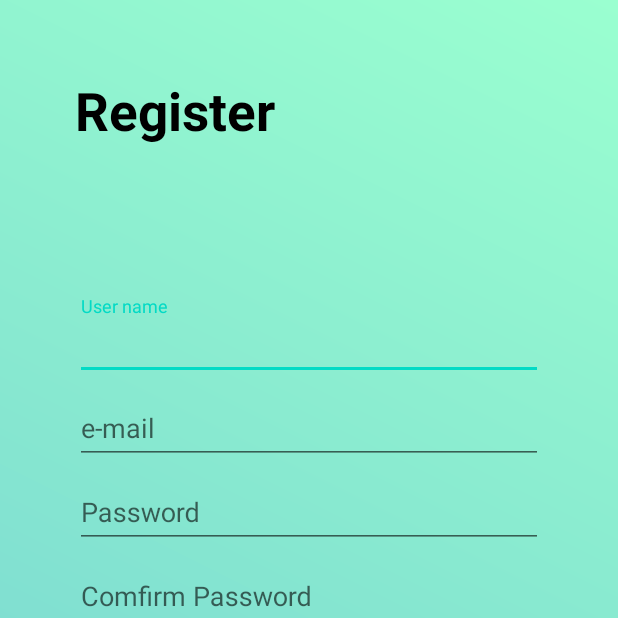
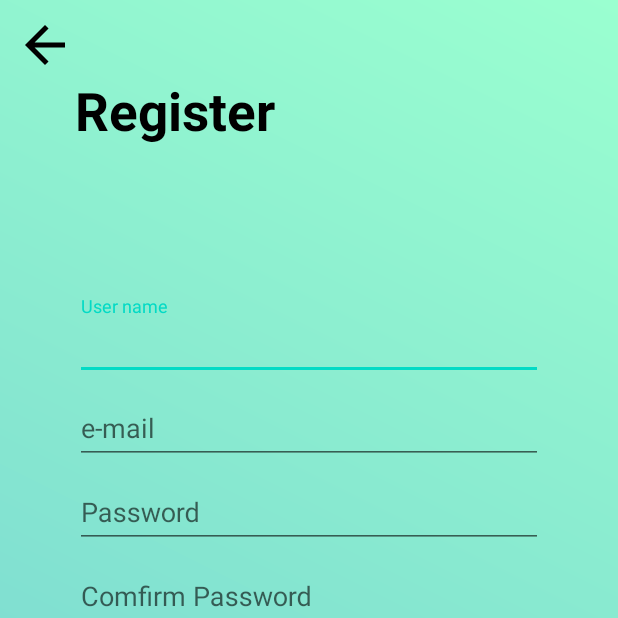
Before and after one commit to GrupyApp/GrupyApp, an Android app: the screen it shows after launch (RegisterActivity), after a tap on "REGISTER NOW", on a phone screen of 412 x 824 dp, the top half of it. Run offline under Robolectric (Android 15) with nearby library versions, the phone set to English and light mode, and no system bars; our stand-ins replace Firebase (no records; nobody signed in at launch, a user with empty details on screens opened directly); libraries missing offline, so code that uses them is left out: dmax.dialog; 2 statements that could not run were skipped.

Commit message:
Added back arrows in all activities.

```diff
--- a/app/src/main/java/com/grupy/grupy/activities/RegisterActivity.java
+++ b/app/src/main/java/com/grupy/grupy/activities/RegisterActivity.java
@@ -8,6 +8,7 @@ import android.content.Intent;
 import android.os.Bundle;
 import android.view.View;
 import android.widget.Button;
+import android.widget.ImageView;
 import android.widget.Toast;
 
 import com.google.android.gms.tasks.OnCompleteListener;
@@ -35,8 +36,11 @@ public class RegisterActivity extends AppCompatActivity {
     TextInputEditText mTextInputPassword;
     TextInputEditText mTextInputConfirmPassword;
     Button mButtonFinish;
+    ImageView arrowBack;
+
     AuthProvider mAuthProvider;
     UserProvider mUserProvider;
+
     AlertDialog mDialog;
 
     @Override
@@ -49,15 +53,24 @@ public class RegisterActivity extends AppCompatActivity {
         mTextInputPassword = findViewById(R.id.textInputPassoword);
         mTextInputConfirmPassword = findViewById(R.id.textInputConfirmPassoword);
         mButtonFinish = findViewById(R.id.btnFinish);
+        arrowBack = findViewById(R.id.arrowBack);
 
+        mUserProvider = new UserProvider();
         mAuthProvider = new AuthProvider();
+
         mButtonFinish.setOnClickListener(new View.OnClickListener() {
             @Override
             public void onClick(View view) {
                 register();
             }
         });
-        mUserProvider = new UserProvider();
+
+        arrowBack.setOnClickListener(new View.OnClickListener() {
+            @Override
+            public void onClick(View v) {
+                finish();
+            }
+        });
 
         mDialog = new SpotsDialog.Builder()
                 .setContext(this)
--- /dev/null
+++ b/app/src/main/res/drawable/ic_arrow_back_black.xml
@@ -0,0 +1,5 @@
+<vector android:height="50dp" android:tint="@color/colorBlack"
+    android:viewportHeight="24" android:viewportWidth="24"
+    android:width="50dp" xmlns:android="http://schemas.android.com/apk/res/android">
+    <path android:fillColor="@android:color/white" android:pathData="M20,11H7.83l5.59,-5.59L12,4l-8,8 8,8 1.41,-1.41L7.83,13H20v-2z"/>
+</vector>
--- /dev/null
+++ b/app/src/main/res/drawable/ic_arrow_back_white.xml
@@ -0,0 +1,5 @@
+<vector android:height="50dp" android:tint="@color/colorWhite"
+    android:viewportHeight="24" android:viewportWidth="24"
+    android:width="50dp" xmlns:android="http://schemas.android.com/apk/res/android">
+    <path android:fillColor="@android:color/white" android:pathData="M20,11H7.83l5.59,-5.59L12,4l-8,8 8,8 1.41,-1.41L7.83,13H20v-2z"/>
+</vector>
--- a/app/src/main/res/layout/activity_register.xml
+++ b/app/src/main/res/layout/activity_register.xml
@@ -110,4 +110,12 @@
 
     </LinearLayout>
 
+    <ImageView
+        android:id="@+id/arrowBack"
+        android:layout_width="40dp"
+        android:layout_height="40dp"
+        android:src="@drawable/ic_arrow_back_black"
+        android:layout_marginTop="10dp"
+        android:layout_marginLeft="10dp"/>
+
 </androidx.coordinatorlayout.widget.CoordinatorLayout>
```
Also changed, not shown: app/src/main/java/com/grupy/grupy/activities/EditProfileActivity.java (+10 -0 lines), app/src/main/java/com/grupy/grupy/activities/GroupDetailActivity.java (+10 -1 lines), app/src/main/java/com/grupy/grupy/activities/LogInActivity.java (+12 -1 lines), app/src/main/java/com/grupy/grupy/activities/PostActivity.java (+11 -5 lines), app/src/main/res/layout/activity_edit_profile.xml (+8 -0 lines), app/src/main/res/layout/activity_group_detail.xml (+9 -0 lines), app/src/main/res/layout/activity_log_in.xml (+8 -0 lines), app/src/main/res/layout/activity_post.xml (+11 -3 lines).
